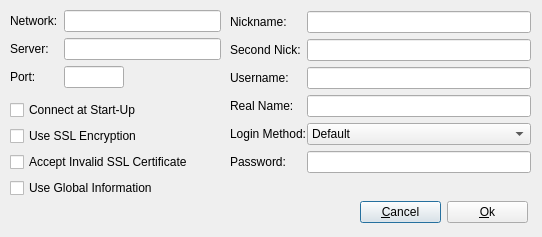
Qt form AddNetworkDlg.ui (codymj/LuxIRC) before a commit.
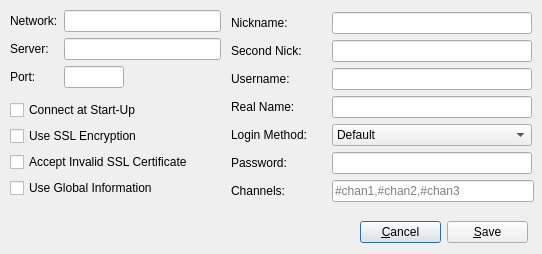
The same form after that commit.

Commit message: Add channels field + port validation

```diff
--- a/AddNetworkDlg.ui
+++ b/AddNetworkDlg.ui
@@ -10,19 +10,19 @@
     <x>0</x>
     <y>0</y>
     <width>542</width>
-    <height>237</height>
+    <height>254</height>
    </rect>
   </property>
   <property name="minimumSize">
    <size>
     <width>542</width>
-    <height>237</height>
+    <height>254</height>
    </size>
   </property>
   <property name="maximumSize">
    <size>
     <width>542</width>
-    <height>237</height>
+    <height>254</height>
    </size>
   </property>
   <property name="windowTitle">
@@ -72,7 +72,7 @@
    <property name="geometry">
     <rect>
      <x>360</x>
-     <y>200</y>
+     <y>220</y>
      <width>168</width>
      <height>24</height>
     </rect>
@@ -88,7 +88,7 @@
     <item>
      <widget class="QPushButton" name="okBtn">
       <property name="text">
-       <string>&amp;Ok</string>
+       <string>&amp;Save</string>
       </property>
      </widget>
     </item>
@@ -143,13 +143,13 @@
     </item>
    </layout>
   </widget>
-  <widget class="QWidget" name="">
+  <widget class="QWidget" name="layoutWidget">
    <property name="geometry">
     <rect>
-     <x>230</x>
-     <y>11</y>
-     <width>301</width>
-     <height>164</height>
+     <x>231</x>
+     <y>12</y>
+     <width>303</width>
+     <height>192</height>
     </rect>
    </property>
    <layout class="QFormLayout" name="formLayout_2">
@@ -165,6 +165,18 @@
       <property name="enabled">
        <bool>true</bool>
       </property>
+      <property name="minimumSize">
+       <size>
+        <width>200</width>
+        <height>0</height>
+       </size>
+      </property>
+      <property name="maximumSize">
+       <size>
+        <width>200</width>
+        <height>16777215</height>
+       </size>
+      </property>
      </widget>
     </item>
     <item row="1" column="0">
@@ -175,7 +187,20 @@
      </widget>
     </item>
     <item row="1" column="1">
-     <widget class="QLineEdit" name="nick2LE"/>
+     <widget class="QLineEdit" name="nick2LE">
+      <property name="minimumSize">
+       <size>
+        <width>200</width>
+        <height>0</height>
+       </size>
+      </property>
+      <property name="maximumSize">
+       <size>
+        <width>200</width>
+        <height>16777215</height>
+       </size>
+      </property>
+     </widget>
     </item>
     <item row="2" column="0">
      <widget class="QLabel" name="label_5">
@@ -185,7 +210,20 @@
      </widget>
     </item>
     <item row="2" column="1">
-     <widget class="QLineEdit" name="usernameLE"/>
+     <widget class="QLineEdit" name="usernameLE">
+      <property name="minimumSize">
+       <size>
+        <width>200</width>
+        <height>0</height>
+       </size>
+      </property>
+      <property name="maximumSize">
+       <size>
+        <width>200</width>
+        <height>16777215</height>
+       </size>
+      </property>
+     </widget>
     </item>
     <item row="3" column="0">
      <widget class="QLabel" name="label_6">
@@ -195,7 +233,20 @@
      </widget>
     </item>
     <item row="3" column="1">
-     <widget class="QLineEdit" name="realNameLE"/>
+     <widget class="QLineEdit" name="realNameLE">
+      <property name="minimumSize">
+       <size>
+        <width>200</width>
+        <height>0</height>
+       </size>
+      </property>
+      <property name="maximumSize">
+       <size>
+        <width>200</width>
+        <height>16777215</height>
+       </size>
+      </property>
+     </widget>
     </item>
     <item row="4" column="0">
      <widget class="QLabel" name="label_7">
@@ -224,6 +275,18 @@
     </item>
     <item row="4" column="1">
      <widget class="QComboBox" name="loginMethodCbo">
+      <property name="minimumSize">
+       <size>
+        <width>200</width>
+        <height>0</height>
+       </size>
+      </property>
+      <property name="maximumSize">
+       <size>
+        <width>200</width>
+        <height>16777215</height>
+       </size>
+      </property>
       <item>
        <property name="text">
         <string>Default</string>
@@ -250,11 +313,37 @@
     </item>
     <item row="5" column="1">
      <widget class="QLineEdit" name="passwordLE">
+      <property name="minimumSize">
+       <size>
+        <width>200</width>
+        <height>0</height>
+       </size>
+      </property>
+      <property name="maximumSize">
+       <size>
+        <width>200</width>
+        <height>16777215</height>
+       </size>
+      </property>
       <property name="echoMode">
        <enum>QLineEdit::Password</enum>
       </property>
      </widget>
     </item>
+    <item row="6" column="0">
+     <widget class="QLabel" name="label_10">
+      <property name="text">
+       <string>Channels:</string>
+      </property>
+     </widget>
+    </item>
+    <item row="6" column="1">
+     <widget class="QLineEdit" name="lineEdit">
+      <property name="placeholderText">
+       <string>#chan1,#chan2,#chan3</string>
+      </property>
+     </widget>
+    </item>
    </layout>
   </widget>
  </widget>
```
Left out of the diff: 9 changed lines with no effect on the pictures. The commit also changes 2 other files.
